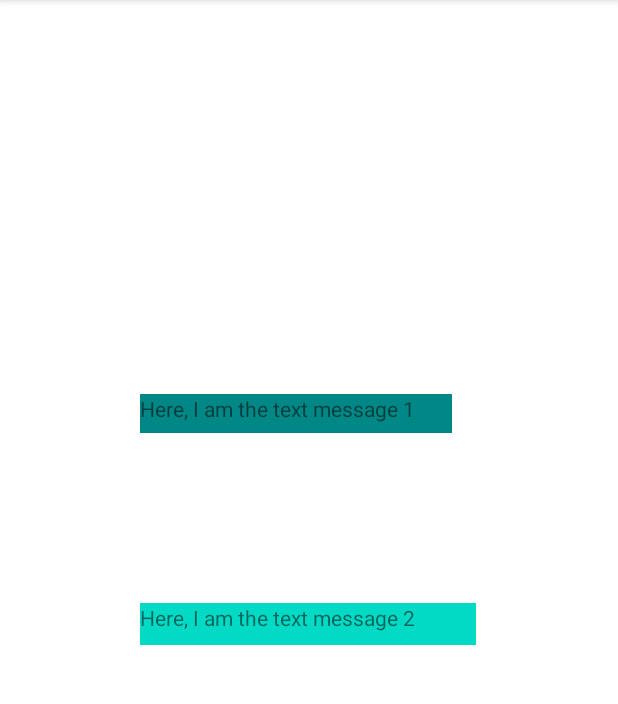
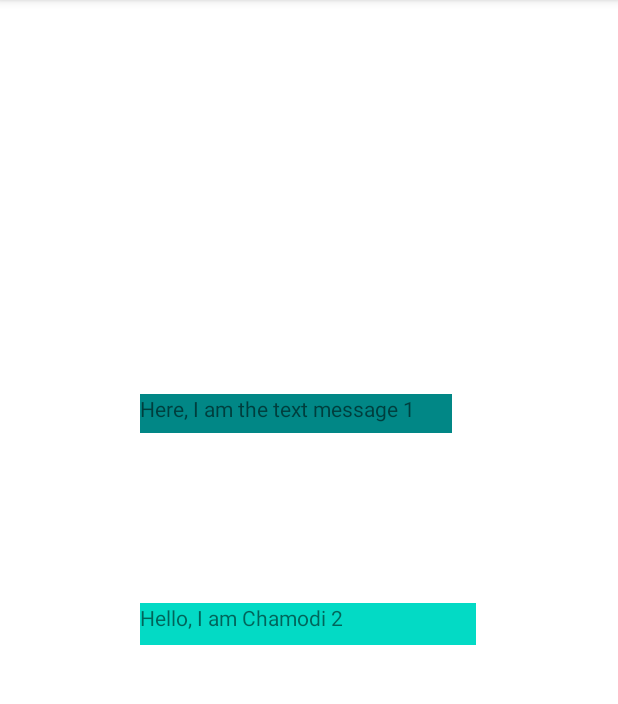
Before and after one commit to Chamodi-Mandakini/Samplerepo, an Android app: the screen it shows after launch (MainActivity), on a phone screen of 412 x 824 dp, the part 84-788 px from its top. Run offline under Robolectric (Android 15) with nearby library versions, the phone set to English and light mode, and no system bars.

Commit message:
Update strings.xml

```diff
--- a/app/src/main/res/values/strings.xml
+++ b/app/src/main/res/values/strings.xml
@@ -1,6 +1,6 @@
 <resources>
     <string name="app_name">StringsUses</string>
     <string name="Msg1">Here, I am the text message 1</string>
-    <string name="Msg2">Here, I am the text message 2</string>
+    <string name="Msg2">Hello, I am Chamodi 2</string>
 
 </resources>
```
